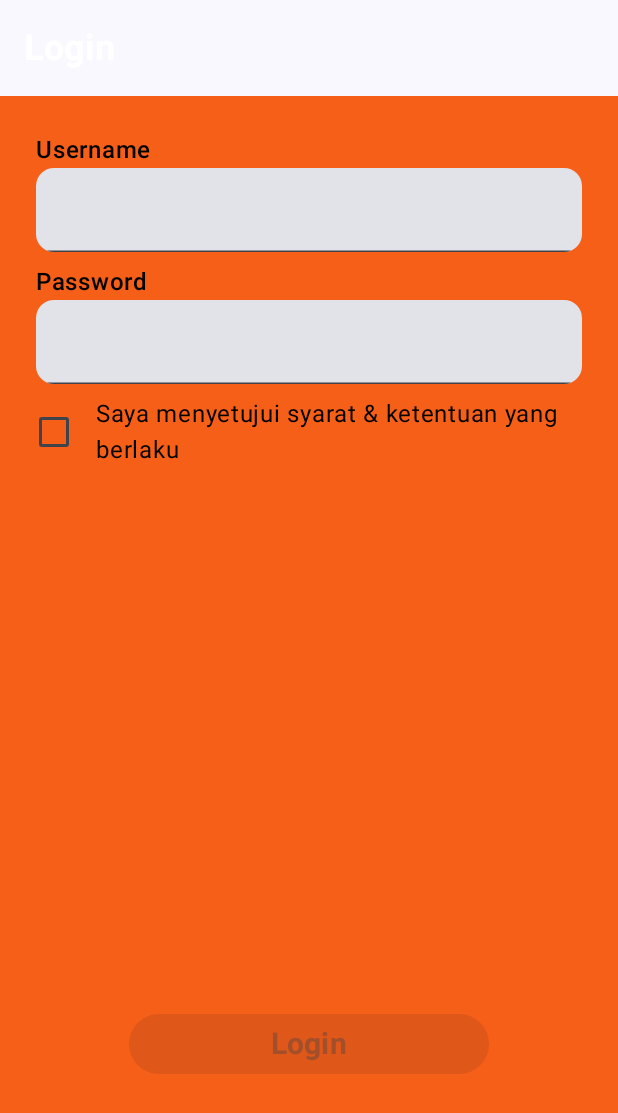
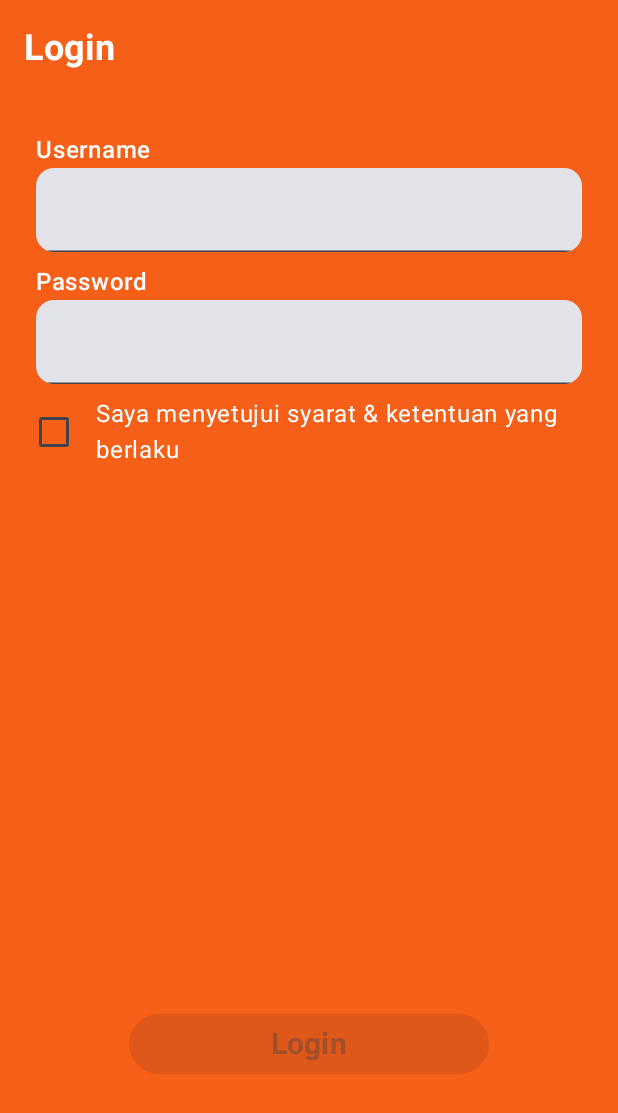
Before and after one commit to Puong206/UCP1_029, an Android app built with Jetpack Compose: the screen it shows after launch (MainActivity), on a phone screen of 412 x 824 dp. Shown: the top 1113 px of the screen. Run offline under Robolectric (Android 15) with nearby library versions, the phone set to English and light mode, and no system bars.

Commit message:
Mengubah warna background menjadi orange

```diff
--- a/app/src/main/java/com/example/ucp1/view/Login.kt
+++ b/app/src/main/java/com/example/ucp1/view/Login.kt
@@ -25,6 +25,7 @@ import androidx.compose.material3.Scaffold
 import androidx.compose.material3.Text
 import androidx.compose.material3.TextField
 import androidx.compose.material3.TopAppBar
+import androidx.compose.material3.TopAppBarDefaults
 import androidx.compose.runtime.Composable
 import androidx.compose.runtime.getValue
 import androidx.compose.runtime.mutableStateOf
@@ -112,13 +113,15 @@ fun LoginPage(
     {
         Scaffold(
             containerColor = colorResource(R.color.orange),
+            contentColor = Color.White,
             topBar ={
-                TopAppBar(
+                TopAppBar(colors = TopAppBarDefaults.topAppBarColors(colorResource(R.color.orange)),
                     title = {
                         Text("Login",
                             color = Color.White,
                             fontSize = 24.sp,
-                            fontWeight = FontWeight.Bold)
+                            fontWeight = FontWeight.Bold
+                        )
                     }
                 )
             },
```
